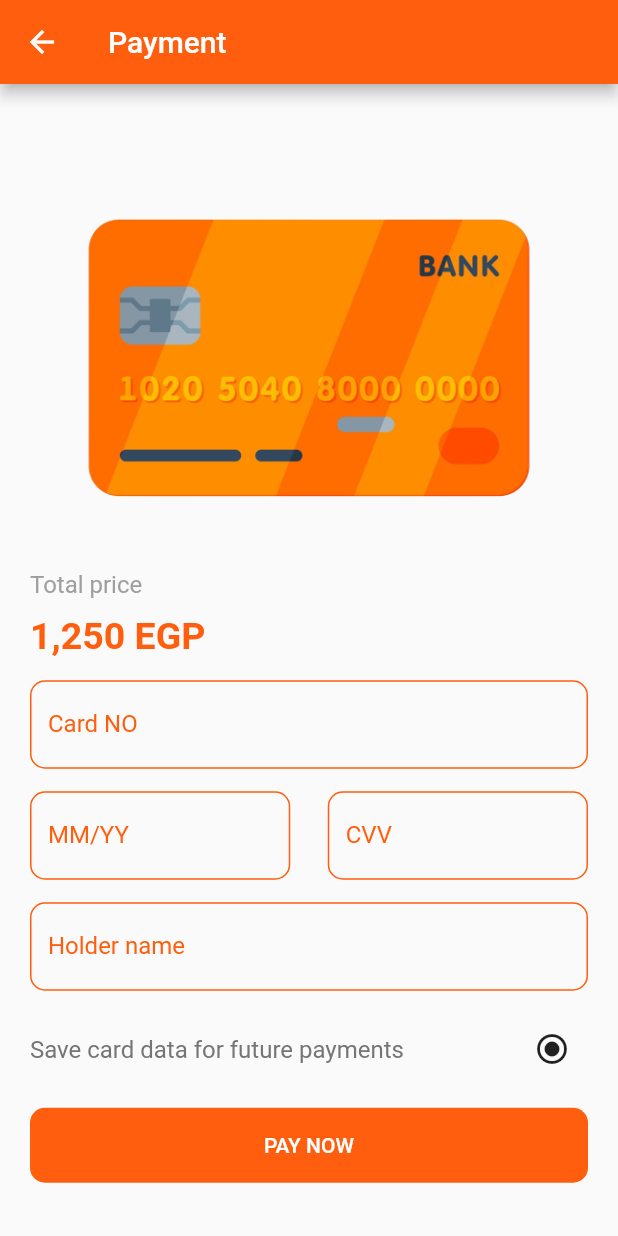
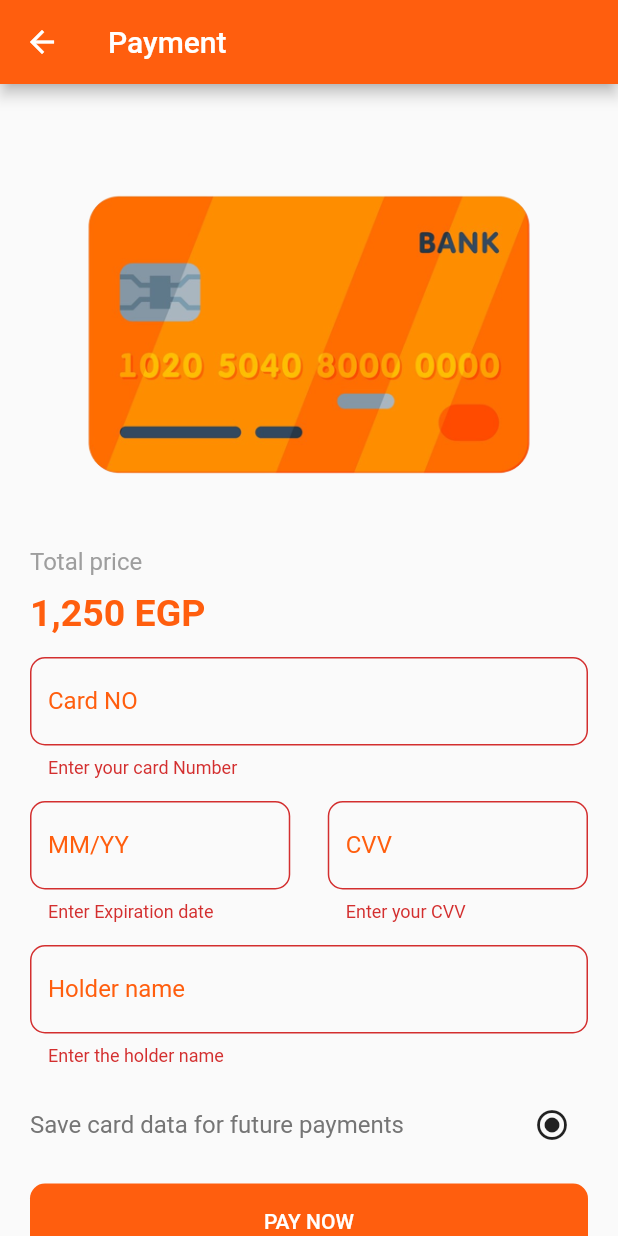
Before and after one commit to yasser74220/Fongi, a Flutter app: the Payment screen opened directly, after a tap on the "radio button unchecked" icon, after a tap on "PAY NOW", on a phone screen of 412 x 824 dp. Run offline on Flutter 3.47's test engine with Material 2 defaults, Android fonts, the phone set to English and light mode, and no system bars; our stand-ins replace flutter_svg, sizer.

```diff
--- a/lib/screens/payment_gateway/payment_screen.dart
+++ b/lib/screens/payment_gateway/payment_screen.dart
@@ -19,7 +19,7 @@ class _PaymentState extends State<Payment> {
 
   var cardHolderNameController = TextEditingController();
 
-  var formKey = GlobalKey<FormState>();
+  var paymentFormKey = GlobalKey<FormState>();
 
   bool isSaved = false;
 
@@ -36,7 +36,7 @@ class _PaymentState extends State<Payment> {
           child: Padding(
             padding: const EdgeInsets.all(20.0),
             child: Form(
-              key: formKey,
+              key: paymentFormKey,
               child: Column(
                 crossAxisAlignment: CrossAxisAlignment.start,
                 children: [
@@ -72,7 +72,7 @@ class _PaymentState extends State<Payment> {
                     inputType: TextInputType.text,
                     validate: (value){
                       if(value!.isEmpty){
-                        'Enter your card Number';
+                        return 'Enter your card Number';
                       }
                       return null;
                     },
@@ -89,7 +89,7 @@ class _PaymentState extends State<Payment> {
                           inputType: TextInputType.text,
                           validate: (value){
                             if(value!.isEmpty){
-                              'Enter Expiration date';
+                              return 'Enter Expiration date';
                             }
                             return null;
                           },
@@ -105,7 +105,7 @@ class _PaymentState extends State<Payment> {
                           inputType: TextInputType.text,
                           validate: (value){
                             if(value!.isEmpty){
-                              'Enter your CVV';
+                              return 'Enter your CVV';
                             }
                             return null;
                           },
@@ -121,8 +121,8 @@ class _PaymentState extends State<Payment> {
                     label: 'Holder name',
                     inputType: TextInputType.text,
                     validate: (value){
-                      if(value!.isEmpty){
-                        'Enter the holder name';
+                      if(value == '' ||value!.isEmpty){
+                        return 'Enter the holder name';
                       }
                       return null;
                     },
@@ -157,7 +157,7 @@ class _PaymentState extends State<Payment> {
                   defaultButton(
                       text: 'pay now',
                       function: (){
-                        if (formKey.currentState!.validate())
+                        if (paymentFormKey.currentState!.validate())
                         {
                           print("Success");
                         }
```
